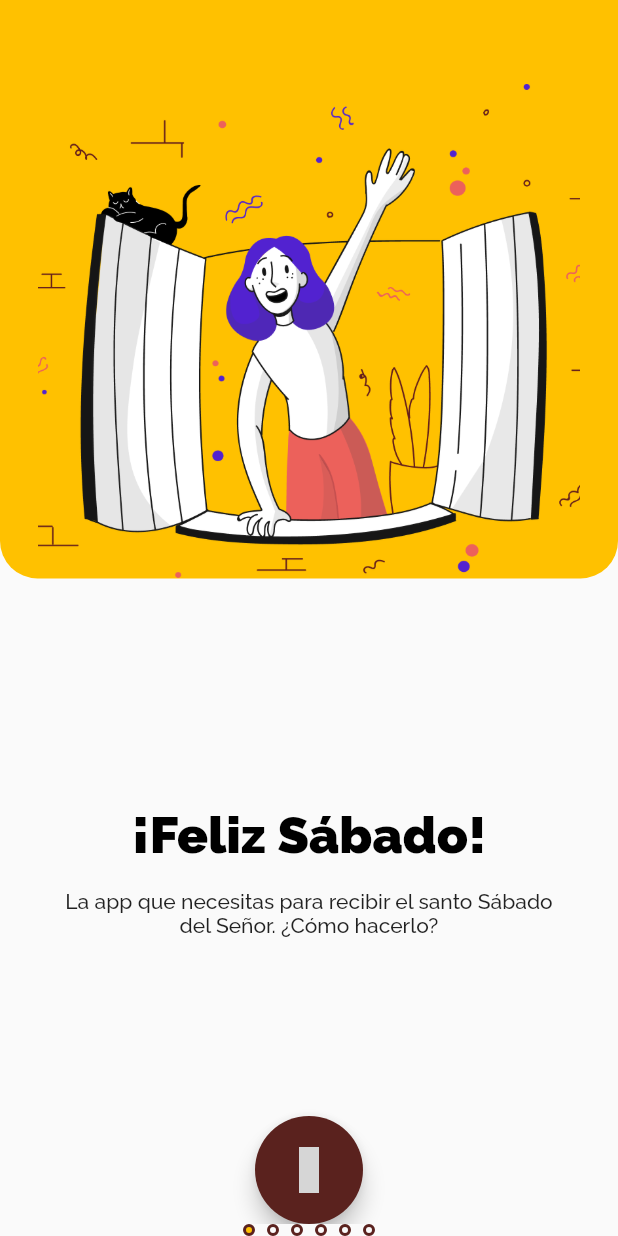
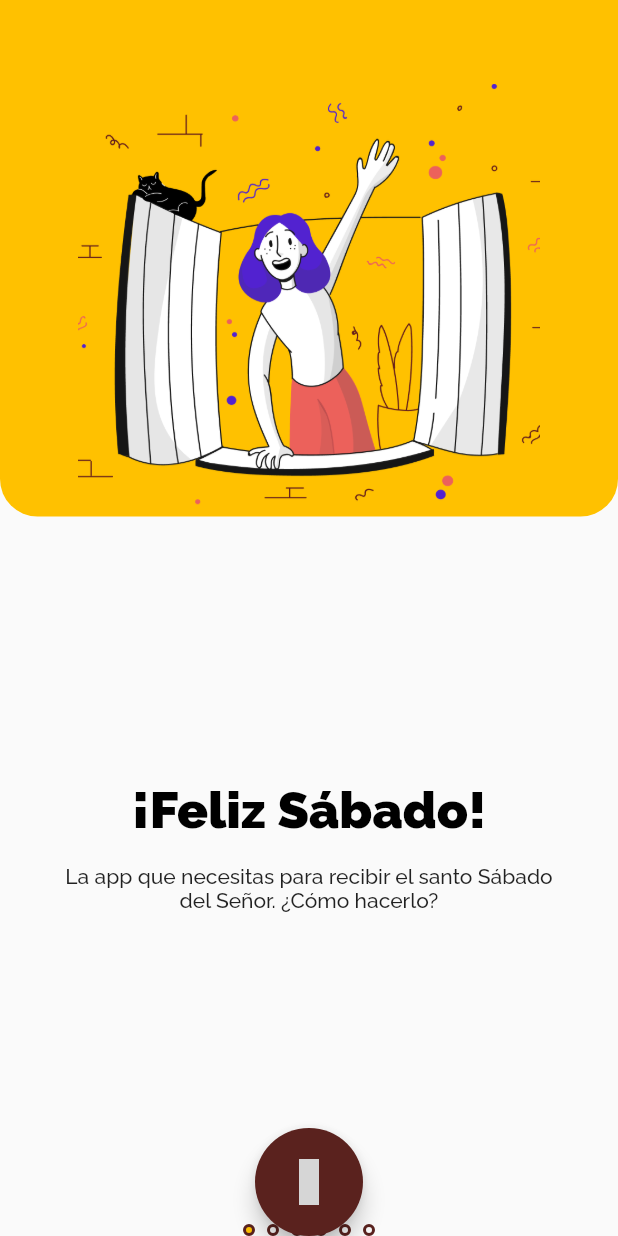
Before and after one commit to leonus96/feliz_sabado, a Flutter app: the screen it shows after launch, on a phone screen of 412 x 824 dp. Run offline on Flutter 3.47's test engine with Material 2 defaults, Android fonts, the phone set to English and light mode, and no system bars; our stand-ins replace google_fonts, iconsax, shared_preferences; grey boxes are pictures that could not be loaded.

Commit message:
Transición de Onboarding sin el background amarillo.

```diff
--- a/lib/presentation/pages/on_boarding/on_boarding_page.dart
+++ b/lib/presentation/pages/on_boarding/on_boarding_page.dart
@@ -1,13 +1,10 @@
 import 'package:feliz_sabado/presentation/pages/on_boarding/on_boarding_content.dart';
-import 'package:feliz_sabado/presentation/router.dart';
+import 'package:feliz_sabado/presentation/pages/on_boarding/on_boarding_page_item.dart';
 import 'package:feliz_sabado/presentation/theme.dart';
 import 'package:flutter/material.dart';
-import 'package:iconsax/iconsax.dart';
 
-const _kHeaderPercentOfScreen = 0.4;
-const _kNextFloatingActionButtonRadius = 72.0;
+const kHeaderPercentOfScreen = 0.35;
 const _kCirclePageIndicatorSize = 8.0;
-const _kPageTransitionDuration = Duration(milliseconds: 300);
 
 class OnBoardingPage extends StatefulWidget {
   const OnBoardingPage({Key? key}) : super(key: key);
@@ -40,15 +37,45 @@ class _OnBoardingPageState extends State<OnBoardingPage> {
 
   @override
   Widget build(BuildContext context) {
-    return Scaffold(
+    final screenSize = MediaQuery.of(context).size;
+    final headerHeight = screenSize.height * kHeaderPercentOfScreen;
+    return Stack(
+      children: [
+        Scaffold(
+          appBar: AppBar(backgroundColor: Theme.of(context).primaryColor),
           body: Column(
             children: [
-          Expanded(
-            child: PageView(
+              Container(
+                height: headerHeight,
+                width: screenSize.width,
+                decoration: BoxDecoration(
+                  color: Theme.of(context).primaryColor,
+                  borderRadius: BorderRadius.only(
+                    bottomLeft: AppTheme.borderRadius(),
+                    bottomRight: AppTheme.borderRadius(),
+                  ),
+                ),
+              ),
+              Expanded(child: Container()),
+              SafeArea(
+                child: Row(
+                  mainAxisAlignment: MainAxisAlignment.center,
+                  children: onBoardingContent
+                      .asMap()
+                      .entries
+                      .map(
+                          (e) => _CirclePageItem(isActive: e.key == _pageIndex))
+                      .toList(growable: false),
+                ),
+              )
+            ],
+          ),
+        ),
+        PageView(
           controller: _controller,
           physics: const NeverScrollableScrollPhysics(),
           children: onBoardingContent.map((e) {
-                return _OnBoardingPage(
+            return OnBoardingPageItem(
               pageController: _controller,
               currentIndex: _pageIndex,
               lastIndex: onBoardingContent.length - 1,
@@ -58,19 +85,7 @@ class _OnBoardingPageState extends State<OnBoardingPage> {
             );
           }).toList(growable: false),
         ),
-          ),
-          SafeArea(
-            child: Row(
-              mainAxisAlignment: MainAxisAlignment.center,
-              children: onBoardingContent
-                  .asMap()
-                  .entries
-                  .map((e) => _CirclePageItem(isActive: e.key == _pageIndex))
-                  .toList(growable: false),
-            ),
-          )
       ],
-      ),
     );
   }
 }
@@ -98,100 +113,3 @@ class _CirclePageItem extends StatelessWidget {
     );
   }
 }
-
-class _OnBoardingPage extends StatelessWidget {
-  final PageController pageController;
-  final String imagePath;
-  final String title;
-  final String description;
-  final int currentIndex;
-  final int lastIndex;
-
-  const _OnBoardingPage({
-    Key? key,
-    required this.pageController,
-    required this.imagePath,
-    required this.title,
-    required this.description,
-    required this.currentIndex,
-    required this.lastIndex,
-  }) : super(key: key);
-
-  @override
-  Widget build(BuildContext context) {
-    final screenSize = MediaQuery.of(context).size;
-    final headerHeight = screenSize.height * _kHeaderPercentOfScreen;
-    return Scaffold(
-      appBar: AppBar(
-        backgroundColor: Theme.of(context).primaryColor,
-        leading: currentIndex == 0
-            ? null
-            : IconButton(
-                icon: const Icon(Iconsax.arrow_left),
-                onPressed: () => pageController.previousPage(
-                  duration: _kPageTransitionDuration,
-                  curve: Curves.easeInOut,
-                ),
-              ),
-      ),
-      body: Column(
-        mainAxisAlignment: MainAxisAlignment.spaceBetween,
-        children: [
-          Container(
-            height: headerHeight,
-            width: screenSize.width,
-            decoration: BoxDecoration(
-              color: Theme.of(context).primaryColor,
-              borderRadius: BorderRadius.only(
-                bottomLeft: AppTheme.borderRadius(),
-                bottomRight: AppTheme.borderRadius(),
-              ),
-            ),
-            child: Center(child: Image.asset(imagePath)),
-          ),
-          Padding(
-            padding: EdgeInsets.symmetric(horizontal: AppTheme.paddingPxX4),
-            child: Column(
-              children: [
-                AppTheme.separatorVX4(),
-                Text(
-                  title,
-                  style: Theme.of(context).textTheme.headline4?.copyWith(
-                      fontWeight: FontWeight.w900, color: Colors.black),
-                ),
-                AppTheme.separatorVX2(),
-                Text(
-                  description,
-                  textAlign: TextAlign.center,
-                  style: Theme.of(context).textTheme.bodyLarge,
-                )
-              ],
-            ),
-          ),
-          SafeArea(
-            child: SizedBox(
-              width: _kNextFloatingActionButtonRadius,
-              height: _kNextFloatingActionButtonRadius,
-              child: FittedBox(
-                child: FloatingActionButton(
-                  onPressed: () {
-                    if (currentIndex == lastIndex) {
-                      Navigator.of(context)
-                          .pushReplacementNamed(kRouteHomePage);
-                      // TODO: Save OnBoarding viewed in Shared Preferences.
-                      return;
-                    }
-                    pageController.nextPage(
-                        duration: _kPageTransitionDuration,
-                        curve: Curves.easeInOut);
-                  },
-                  child: const Icon(Iconsax.arrow_right_1),
-                ),
-              ),
-            ),
-          ),
-        ],
-      ),
-    );
-  }
-}
--- /dev/null
+++ b/lib/presentation/pages/on_boarding/on_boarding_page_item.dart
@@ -0,0 +1,113 @@
+import 'package:feliz_sabado/presentation/pages/on_boarding/on_boarding_page.dart';
+import 'package:feliz_sabado/presentation/router.dart';
+import 'package:feliz_sabado/presentation/theme.dart';
+import 'package:flutter/material.dart';
+import 'package:iconsax/iconsax.dart';
+
+const _kNextFloatingActionButtonRadius = 72.0;
+const _kPageTransitionDuration = Duration(milliseconds: 300);
+
+class OnBoardingPageItem extends StatelessWidget {
+  final PageController pageController;
+  final String imagePath;
+  final String title;
+  final String description;
+  final int currentIndex;
+  final int lastIndex;
+
+  const OnBoardingPageItem({
+    Key? key,
+    required this.pageController,
+    required this.imagePath,
+    required this.title,
+    required this.description,
+    required this.currentIndex,
+    required this.lastIndex,
+  }) : super(key: key);
+
+  @override
+  Widget build(BuildContext context) {
+    final screenSize = MediaQuery.of(context).size;
+    final headerHeight = screenSize.height * kHeaderPercentOfScreen;
+    return Scaffold(
+      backgroundColor: Colors.transparent,
+      appBar: AppBar(
+        backgroundColor: Colors.transparent,
+        leading: currentIndex == 0
+            ? null
+            : IconButton(
+                icon: const Icon(Iconsax.arrow_left, color: kBrowColor),
+                onPressed: () => pageController.previousPage(
+                  duration: _kPageTransitionDuration,
+                  curve: Curves.easeInOut,
+                ),
+              ),
+      ),
+      body: Padding(
+        padding: EdgeInsets.only(bottom: MediaQuery.of(context).padding.bottom),
+        child: Column(
+          mainAxisAlignment: MainAxisAlignment.spaceBetween,
+          children: [
+            Container(
+              height: headerHeight,
+              width: screenSize.width,
+              decoration: BoxDecoration(
+                color: Colors.transparent,
+                borderRadius: BorderRadius.only(
+                  bottomLeft: AppTheme.borderRadius(),
+                  bottomRight: AppTheme.borderRadius(),
+                ),
+              ),
+              child: Padding(
+                padding: const EdgeInsets.only(bottom: 8),
+                child: Center(child: Image.asset(imagePath)),
+              ),
+            ),
+            Padding(
+              padding: EdgeInsets.symmetric(horizontal: AppTheme.paddingPxX4),
+              child: Column(
+                children: [
+                  AppTheme.separatorVX4(),
+                  Text(
+                    title,
+                    style: Theme.of(context).textTheme.headline4?.copyWith(
+                        fontWeight: FontWeight.w900, color: Colors.black),
+                  ),
+                  AppTheme.separatorVX2(),
+                  Text(
+                    description,
+                    textAlign: TextAlign.center,
+                    style: Theme.of(context).textTheme.bodyLarge,
+                  )
+                ],
+              ),
+            ),
+            SafeArea(
+              child: SizedBox(
+                width: _kNextFloatingActionButtonRadius,
+                height: _kNextFloatingActionButtonRadius,
+                child: FittedBox(
+                  child: FloatingActionButton(
+                    onPressed: () {
+                      if (currentIndex == lastIndex) {
+                        Navigator.of(context)
+                            .pushReplacementNamed(kRouteHomePage);
+                        // TODO: Save OnBoarding viewed in Shared Preferences.
+                        return;
+                      }
+                      pageController.nextPage(
+                        duration: _kPageTransitionDuration,
+                        curve: Curves.easeInOut,
+                      );
+                    },
+                    child: const Icon(Iconsax.arrow_right_1),
+                  ),
+                ),
+              ),
+            ),
+          ],
+        ),
+      ),
+    );
+  }
+}
--- a/lib/presentation/theme.dart
+++ b/lib/presentation/theme.dart
@@ -11,20 +11,21 @@ class AppTheme {
         return Theme.of(context).copyWith(
           brightness: Brightness.dark,
           primaryColor: kPrimaryColor,
+          highlightColor: kPrimaryColor,
           appBarTheme: Theme.of(context).appBarTheme.copyWith(
                 backgroundColor: Colors.transparent,
                 elevation: 0,
               ),
           textTheme: GoogleFonts.ralewayTextTheme(),
-          floatingActionButtonTheme:
-              Theme.of(context).floatingActionButtonTheme.copyWith(
-                    backgroundColor: kBrowColor,
-                  ),
+          floatingActionButtonTheme: Theme.of(context)
+              .floatingActionButtonTheme
+              .copyWith(backgroundColor: kBrowColor),
         );
       case Brightness.light:
         return Theme.of(context).copyWith(
           brightness: Brightness.light,
           primaryColor: kPrimaryColor,
+          highlightColor: kPrimaryColor,
           appBarTheme: Theme.of(context).appBarTheme.copyWith(
                 backgroundColor: Colors.transparent,
                 elevation: 0,
```
Lines whose indentation alone changed are shown as unchanged.
